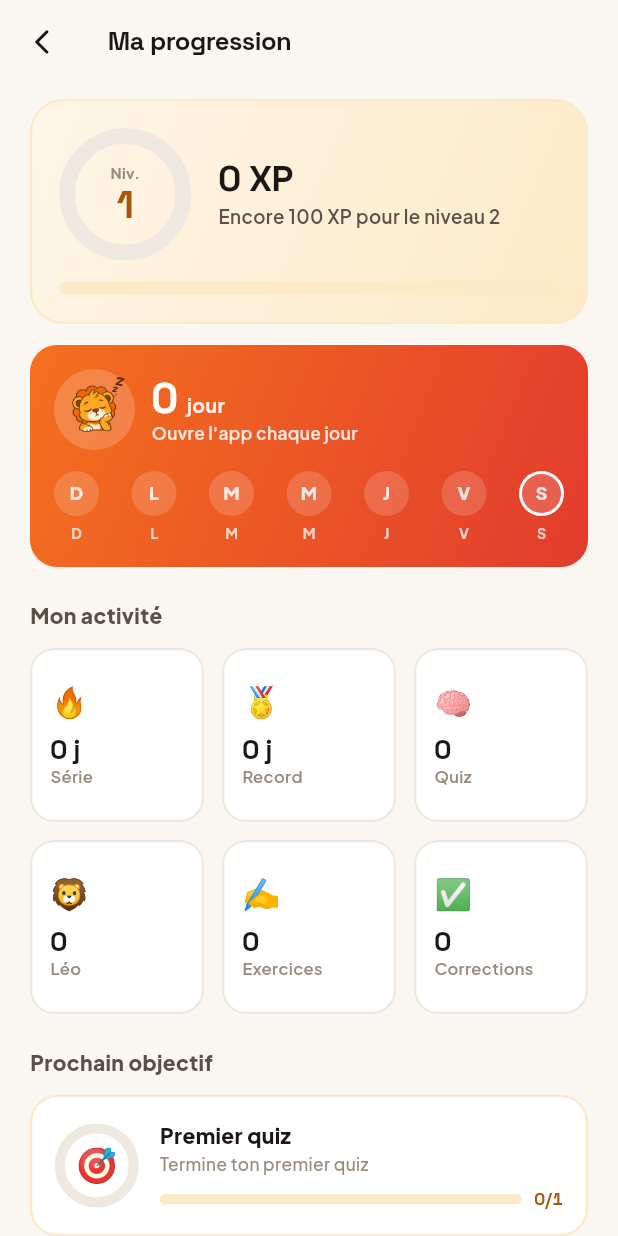
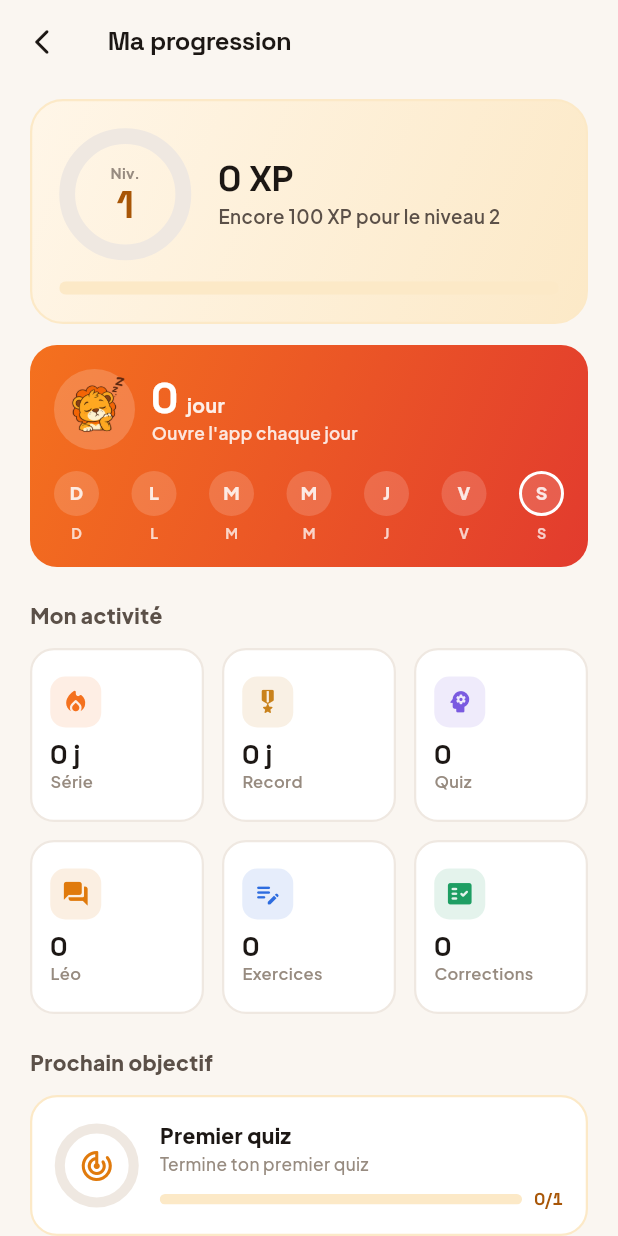
Before and after one commit to ludagg/onbuch-v2, a Flutter app: the ProgressScreen screen opened by its route, on a phone screen of 412 x 824 dp. Run offline on Flutter 3.47's test engine with Material 3 defaults, Android fonts, the phone set to English and light mode, and no system bars; our stand-ins replace app_links, appwrite, camera, chewie, file_picker, firebase_core and 18 more; missing offline and left inert: gpt_markdown, syncfusion_flutter_pdfviewer; accounts and stored records are empty; network calls fail; statements that could not run were skipped.

Commit message:
Progression: icônes Material au lieu des emojis + fix compilation notifs
- remplace tous les emojis (activité + badges) par de vraies icônes Material
  vectorielles (GameBadge.icon: IconData), cohérentes et patchables ;
- corrige zonedSchedule : uiLocalNotificationDateInterpretation requis par
  flutter_local_notifications 18.x (absent → erreur de compilation).

```diff
--- a/lib/screens/progress/progress_screen.dart
+++ b/lib/screens/progress/progress_screen.dart
@@ -182,12 +182,12 @@ class _ProgressScreenState extends State<ProgressScreen> {
   // ── Grille d'activité (6 tuiles, données réelles) ───────────────────────────
   Widget _activityGrid(GamificationState s) {
     final tiles = [
-      _Stat('🔥', '${s.streak} j', 'Série'),
-      _Stat('🏅', '${s.bestStreak} j', 'Record'),
-      _Stat('🧠', '${s.quizzes}', 'Quiz'),
-      _Stat('🦁', '${s.tutorUses}', 'Léo'),
-      _Stat('✍️', '$_exosDone', 'Exercices'),
-      _Stat('✅', '$_corrections', 'Corrections'),
+      _Stat(Icons.local_fire_department_rounded, const Color(0xFFF4711E), '${s.streak} j', 'Série'),
+      _Stat(Icons.military_tech_rounded, const Color(0xFFC9821C), '${s.bestStreak} j', 'Record'),
+      _Stat(Icons.psychology_rounded, const Color(0xFF7A5AE0), '${s.quizzes}', 'Quiz'),
+      _Stat(Icons.forum_rounded, OC.o600, '${s.tutorUses}', 'Léo'),
+      _Stat(Icons.edit_note_rounded, OC.blue, '$_exosDone', 'Exercices'),
+      _Stat(Icons.fact_check_rounded, OC.good, '$_corrections', 'Corrections'),
     ];
     return GridView.count(
       shrinkWrap: true,
@@ -206,8 +206,13 @@ class _ProgressScreenState extends State<ProgressScreen> {
       decoration: BoxDecoration(
           color: OC.paper, borderRadius: BorderRadius.circular(16), border: Border.all(color: OC.line, width: 1.5)),
       child: Column(crossAxisAlignment: CrossAxisAlignment.start, mainAxisAlignment: MainAxisAlignment.center, children: [
-        Text(t.emoji, style: const TextStyle(fontSize: 20)),
-        const SizedBox(height: 7),
+        Container(
+          width: 34, height: 34,
+          alignment: Alignment.center,
+          decoration: BoxDecoration(color: t.color.withValues(alpha: 0.12), borderRadius: BorderRadius.circular(10)),
+          child: Icon(t.icon, size: 19, color: t.color),
+        ),
+        const SizedBox(height: 8),
         Text(t.value, style: display(18, weight: FontWeight.w800)),
         const SizedBox(height: 1),
         Text(t.label, maxLines: 1, overflow: TextOverflow.ellipsis,
@@ -227,7 +232,7 @@ class _ProgressScreenState extends State<ProgressScreen> {
       child: Row(children: [
         OBRing(
           pct: pct, size: 56, color: OC.o500,
-          center: Text(b.emoji, style: const TextStyle(fontSize: 22)),
+          center: Icon(b.icon, size: 24, color: OC.o600),
         ),
         const SizedBox(width: 14),
         Expanded(child: Column(crossAxisAlignment: CrossAxisAlignment.start, children: [
@@ -264,7 +269,7 @@ class _ProgressScreenState extends State<ProgressScreen> {
           border: Border.all(color: earned ? OC.o100 : OC.line, width: 1.5),
         ),
         child: Column(mainAxisAlignment: MainAxisAlignment.center, children: [
-          Opacity(opacity: earned ? 1 : 0.32, child: Text(b.emoji, style: const TextStyle(fontSize: 28))),
+          Icon(b.icon, size: 30, color: earned ? OC.o600 : OC.faint),
           const SizedBox(height: 6),
           Text(b.label, textAlign: TextAlign.center, maxLines: 1, overflow: TextOverflow.ellipsis,
               style: body(10.5, weight: FontWeight.w700, color: earned ? OC.ink : OC.muted)),
@@ -296,7 +301,7 @@ class _ProgressScreenState extends State<ProgressScreen> {
           Container(
             width: 84, height: 84, alignment: Alignment.center,
             decoration: BoxDecoration(color: earned ? OC.o50 : OC.panel, shape: BoxShape.circle),
-            child: Opacity(opacity: earned ? 1 : 0.4, child: Text(b.emoji, style: const TextStyle(fontSize: 44))),
+            child: Icon(b.icon, size: 42, color: earned ? OC.o600 : OC.faint),
           ),
           const SizedBox(height: 14),
           Text(b.label, style: display(19, weight: FontWeight.w800)),
@@ -373,6 +378,8 @@ class _ProgressScreenState extends State<ProgressScreen> {
 }
 
 class _Stat {
-  final String emoji, value, label;
-  const _Stat(this.emoji, this.value, this.label);
+  final IconData icon;
+  final Color color;
+  final String value, label;
+  const _Stat(this.icon, this.color, this.value, this.label);
 }
--- a/lib/services/gamification_service.dart
+++ b/lib/services/gamification_service.dart
@@ -1,5 +1,5 @@
 import 'dart:convert';
-import 'package:flutter/foundation.dart';
+import 'package:flutter/material.dart';
 import 'package:appwrite/appwrite.dart';
 import 'package:shared_preferences/shared_preferences.dart';
 import '../appwrite_config.dart';
@@ -72,22 +72,22 @@ class GamificationState {
 /// Définition d'un badge (débloqué selon l'état).
 class GameBadge {
   final String id;
-  final String emoji;
+  final IconData icon;
   final String label;
   final String desc;
   final bool Function(GamificationState s) earned;
-  const GameBadge(this.id, this.emoji, this.label, this.desc, this.earned);
+  const GameBadge(this.id, this.icon, this.label, this.desc, this.earned);
 }
 
 const List<GameBadge> kBadges = [
-  GameBadge('first_quiz', '🎯', 'Premier quiz', 'Termine ton premier quiz', _bFirstQuiz),
-  GameBadge('quiz_10', '🧠', 'Studieux', 'Termine 10 quiz', _bQuiz10),
-  GameBadge('streak_3', '🔥', 'En forme', '3 jours d\'affilée', _bStreak3),
-  GameBadge('streak_7', '⚡', 'Régulier', '7 jours d\'affilée', _bStreak7),
-  GameBadge('streak_30', '🏆', 'Inarrêtable', '30 jours d\'affilée', _bStreak30),
-  GameBadge('tutor_5', '🦁', 'Curieux', 'Pose 5 questions à Léo', _bTutor5),
-  GameBadge('xp_500', '⭐', 'Monte en puissance', 'Atteins 500 XP', _bXp500),
-  GameBadge('xp_2000', '💎', 'Élite', 'Atteins 2000 XP', _bXp2000),
+  GameBadge('first_quiz', Icons.track_changes_rounded, 'Premier quiz', 'Termine ton premier quiz', _bFirstQuiz),
+  GameBadge('quiz_10', Icons.psychology_rounded, 'Studieux', 'Termine 10 quiz', _bQuiz10),
+  GameBadge('streak_3', Icons.local_fire_department_rounded, 'En forme', '3 jours d\'affilée', _bStreak3),
+  GameBadge('streak_7', Icons.bolt_rounded, 'Régulier', '7 jours d\'affilée', _bStreak7),
+  GameBadge('streak_30', Icons.emoji_events_rounded, 'Inarrêtable', '30 jours d\'affilée', _bStreak30),
+  GameBadge('tutor_5', Icons.forum_rounded, 'Curieux', 'Pose 5 questions à Léo', _bTutor5),
+  GameBadge('xp_500', Icons.star_rounded, 'Monte en puissance', 'Atteins 500 XP', _bXp500),
+  GameBadge('xp_2000', Icons.diamond_rounded, 'Élite', 'Atteins 2000 XP', _bXp2000),
 ];
 
 bool _bFirstQuiz(GamificationState s) => s.quizzes >= 1;
--- a/lib/services/local_notifications_service.dart
+++ b/lib/services/local_notifications_service.dart
@@ -105,6 +105,8 @@ class LocalNotificationsService {
           m.body,
           when,
           _details(),
+          uiLocalNotificationDateInterpretation:
+              UILocalNotificationDateInterpretation.absoluteTime,
           androidScheduleMode: AndroidScheduleMode.inexactAllowWhileIdle,
           payload: m.payload,
         );
```
